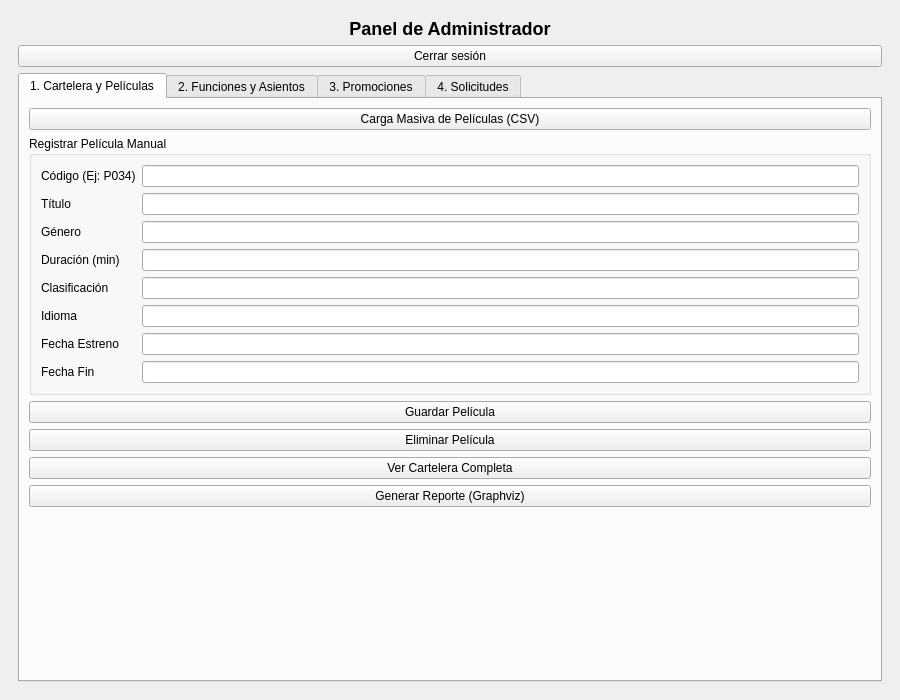
darkpachon/EDD_2S2026_PY_202300502, file EDD_Fase1/Proyecto_EDD_CinemaUsac/InterfazGrafica/mainwindow.ui: the form before one commit.
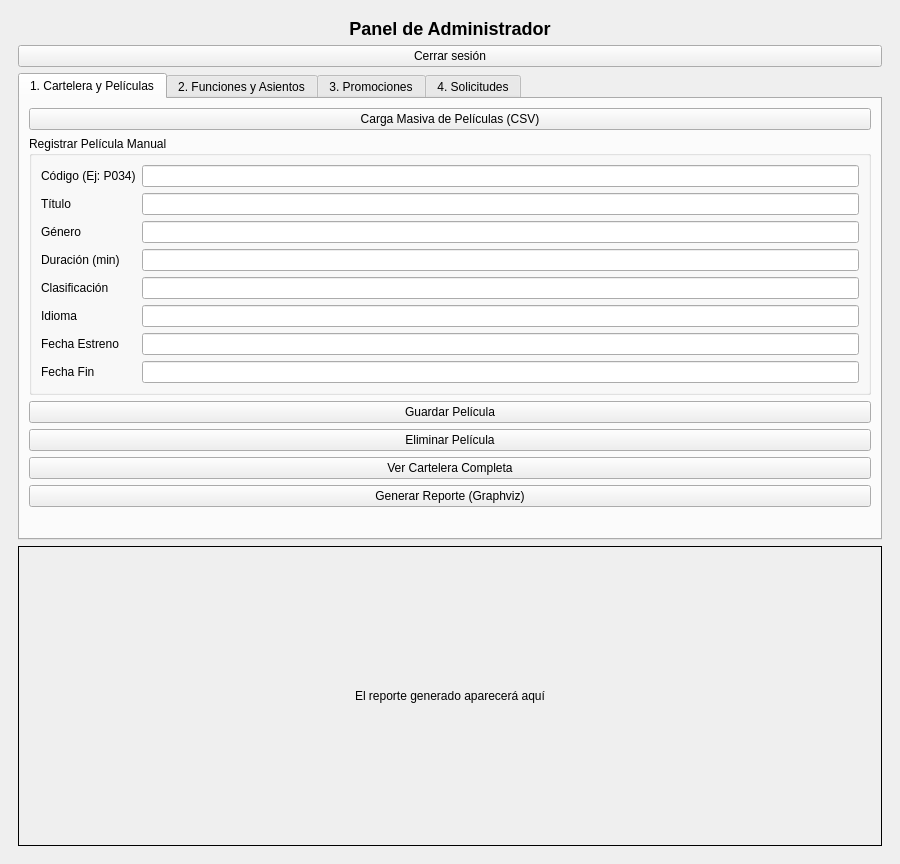
The form after the commit. The open tabs and pages were chosen to show the change.

Patch:
```diff
--- a/EDD_Fase1/Proyecto_EDD_CinemaUsac/InterfazGrafica/mainwindow.ui
+++ b/EDD_Fase1/Proyecto_EDD_CinemaUsac/InterfazGrafica/mainwindow.ui
@@ -127,6 +127,17 @@
           </widget>
          </widget>
         </item>
+        <item>
+         <widget class="QLabel" name="lblReporte">
+          <property name="minimumSize">
+           <size><width>700</width><height>300</height></size>
+          </property>
+          <property name="frameShape"><enum>QFrame::Box</enum></property>
+          <property name="text"><string>El reporte generado aparecerá aquí</string></property>
+          <property name="alignment"><set>Qt::AlignCenter</set></property>
+          <property name="scaledContents"><bool>false</bool></property>
+         </widget>
+        </item>
        </layout>
       </widget>
 
```
